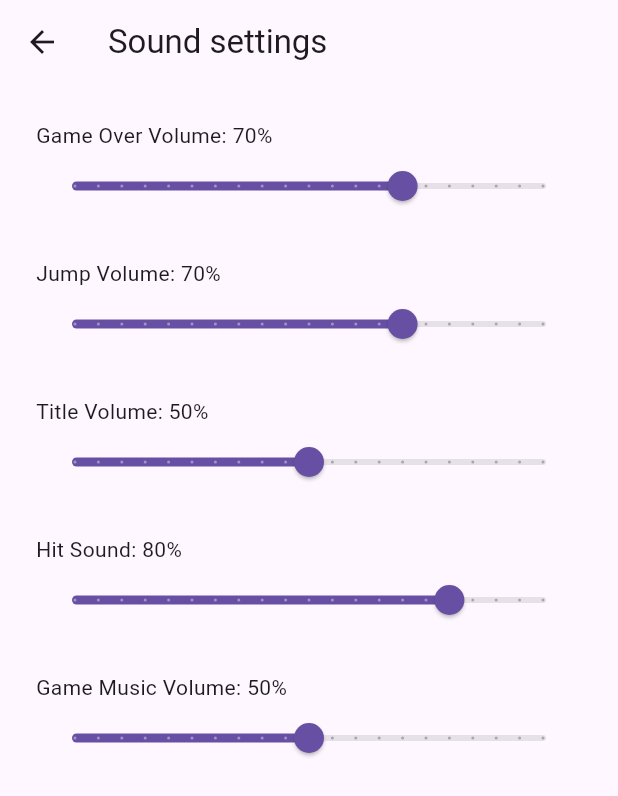
After one commit to kn-dev-code/CSC-4330-DynoRunner, a Flutter app: the screen it shows after launch, after a tap on "Sound settings", on a phone screen of 412 x 824 dp. The commit adds this screen. Shown: the top 796 px of the screen. Run offline on Flutter 3.47's test engine with Material 3 defaults, Android fonts, the phone set to English and light mode, and no system bars; our stand-ins replace shared_preferences; missing offline and left inert: flame, flame_audio; network calls fail.

Commit message:
added sound effects/music, updated sound settings

```diff
--- a/lib/game/components/player.dart
+++ b/lib/game/components/player.dart
@@ -39,6 +39,7 @@ class Player extends CollidableSprite with HasGameReference<DynoGame> {
 
     _velocityY = GameConfig.jumpVelocity;
     onGround = false;
+    game.onJump?.call();
     unawaited(_setPose(GameSprite.dinoJump));
   }
 
@@ -87,6 +88,7 @@ class Player extends CollidableSprite with HasGameReference<DynoGame> {
   ) {
     super.onCollisionStart(intersectionPoints, other);
     if (other is CollidableSprite && !other.artwork.isPlayer) {
+      game.onHit?.call();
       game.endRun();
     }
   }
--- a/lib/main.dart
+++ b/lib/main.dart
@@ -1,10 +1,19 @@
+import 'dart:async';
+
 import 'package:flame/game.dart';
 import 'package:flutter/material.dart';
 
 import 'game/dyno_game.dart';
 import 'overlays/overlays.dart';
+import 'services/game_audio.dart';
+import 'services/sound_settings.dart';
 
-void main() {
+final routeObserver = RouteObserver<ModalRoute<dynamic>>();
+
+Future<void> main() async {
+  WidgetsFlutterBinding.ensureInitialized();
+  await SoundSettings.instance.load();
+  await GameAudio.initialize();
   runApp(const DynoRunnerApp());
 }
 
@@ -23,19 +32,67 @@ class DynoRunnerApp extends StatelessWidget {
         '/': (_) => const TitleScreen(),
         '/game': (_) => const GameScreen(),
         '/leaderboard': (_) => const LeaderboardScreen(),
+        '/sound-settings': (_) => const SoundSettingsScreen(),
       },
+      navigatorObservers: [routeObserver],
       initialRoute: '/',
     );
   }
 }
 
-class TitleScreen extends StatelessWidget {
+class TitleScreen extends StatefulWidget {
   const TitleScreen({super.key});
+
+  @override
+  State<TitleScreen> createState() => _TitleScreenState();
+}
+
+class _TitleScreenState extends State<TitleScreen> with RouteAware {
+  ModalRoute<dynamic>? _route;
+
+  @override
+  void initState() {
+    super.initState();
+    unawaited(GameAudio.playTitleMusic());
+  }
+
+  @override
+  void didChangeDependencies() {
+    super.didChangeDependencies();
+    final route = ModalRoute.of(context);
+    if (route != null && route != _route) {
+      if (_route != null) {
+        routeObserver.unsubscribe(this);
+      }
+      _route = route;
+      routeObserver.subscribe(this, route);
+    }
+  }
+
+  @override
+  void didPushNext() {
+    unawaited(GameAudio.stopTitleMusic());
+  }
+
+  @override
+  void didPopNext() {
+    unawaited(GameAudio.playTitleMusic());
+  }
+
+  @override
+  void dispose() {
+    routeObserver.unsubscribe(this);
+    unawaited(GameAudio.stopBackgroundMusic());
+    super.dispose();
+  }
 
   @override
   Widget build(BuildContext context) {
     return Scaffold(
-      body: DecoratedBox(
+      body: GestureDetector(
+        behavior: HitTestBehavior.opaque,
+        onTapDown: (_) => unawaited(GameAudio.playTitleMusic()),
+        child: DecoratedBox(
           decoration: const BoxDecoration(
             gradient: LinearGradient(
               begin: Alignment.topCenter,
@@ -52,7 +109,17 @@ class TitleScreen extends StatelessWidget {
                   mainAxisSize: MainAxisSize.min,
                   crossAxisAlignment: CrossAxisAlignment.stretch,
                   children: [
-                  const Icon(Icons.directions_run, size: 72, color: Colors.white),
+                    const Icon(
+                      Icons.directions_run,
+                      size: 72,
+                      color: Colors.white,
+                    ),
+                    const SizedBox(height: 16),
+                    const Text(
+                      'Tap anywhere to enable music',
+                      textAlign: TextAlign.center,
+                      style: TextStyle(color: Colors.white70),
+                    ),
                     const SizedBox(height: 16),
                     const Text(
                       'DYNO RUN',
@@ -66,7 +133,10 @@ class TitleScreen extends StatelessWidget {
                     ),
                     const SizedBox(height: 40),
                     FilledButton.icon(
-                    onPressed: () => Navigator.of(context).pushNamed('/game'),
+                      onPressed: () {
+                        unawaited(GameAudio.playGameMusic());
+                        Navigator.of(context).pushNamed('/game');
+                      },
                       icon: const Icon(Icons.play_arrow),
                       label: const Text('Start game'),
                     ),
@@ -82,11 +152,13 @@ class TitleScreen extends StatelessWidget {
                     ),
                     const SizedBox(height: 12),
                     OutlinedButton.icon(
-                    onPressed: null,
+                      onPressed: () =>
+                          Navigator.of(context).pushNamed('/sound-settings'),
                       icon: const Icon(Icons.volume_up),
                       label: const Text('Sound settings'),
                     ),
                   ],
+                ),
               ),
             ),
           ),
@@ -106,7 +178,13 @@ class GameScreen extends StatelessWidget {
         title: const Text('Dyno Run'),
       ),
       body: GameWidget<DynoGame>.controlled(
-        gameFactory: () => DynoGame(startImmediately: true),
+        gameFactory: () => DynoGame(
+          startImmediately: true,
+          onRunStarted: () => unawaited(GameAudio.playGameMusic()),
+          onRunEnded: () => unawaited(GameAudio.playGameOver()),
+          onJump: () => unawaited(GameAudio.playJump()),
+          onHit: () => unawaited(GameAudio.playHit()),
+        ),
         overlayBuilderMap: {
           'hud': (context, game) => HudOverlay(game: game),
           'gameOver': (context, game) => GameOverOverlay(game: game),
--- a/lib/overlays/game_over_overlay.dart
+++ b/lib/overlays/game_over_overlay.dart
@@ -1,6 +1,9 @@
+import 'dart:async';
+
 import 'package:flutter/material.dart';
 
 import '../game/dyno_game.dart';
+import '../services/game_audio.dart';
 import '../services/leaderboard_service.dart';
 
 class GameOverOverlay extends StatefulWidget {
@@ -116,7 +119,10 @@ class _GameOverOverlayState extends State<GameOverOverlay> {
                 ),
                 const SizedBox(height: 8),
                 OutlinedButton.icon(
-                  onPressed: widget.game.startRun,
+                  onPressed: () {
+                    unawaited(GameAudio.playGameMusic());
+                    widget.game.startRun();
+                  },
                   icon: const Icon(Icons.replay),
                   label: const Text('Replay'),
                 ),
--- a/lib/overlays/overlays.dart
+++ b/lib/overlays/overlays.dart
@@ -1,3 +1,4 @@
 export 'game_over_overlay.dart';
 export 'hud_overlay.dart';
 export 'leaderboard_screen.dart';
+export 'sound_settings_screen.dart';
--- /dev/null
+++ b/lib/overlays/sound_settings_screen.dart
@@ -0,0 +1,80 @@
+import 'package:flutter/material.dart';
+
+import '../services/sound_settings.dart';
+
+class SoundSettingsScreen extends StatelessWidget {
+  const SoundSettingsScreen({super.key});
+
+  @override
+  Widget build(BuildContext context) {
+    final settings = SoundSettings.instance;
+    return Scaffold(
+      appBar: AppBar(title: const Text('Sound settings')),
+      body: AnimatedBuilder(
+        animation: settings,
+        builder: (context, _) => ListView(
+          padding: const EdgeInsets.all(24),
+          children: [
+            _VolumeSlider(
+              label: 'Game Over Volume',
+              value: settings.gameOverVolume,
+              onChanged: settings.setGameOverVolume,
+            ),
+            _VolumeSlider(
+              label: 'Jump Volume',
+              value: settings.jumpVolume,
+              onChanged: settings.setJumpVolume,
+            ),
+            _VolumeSlider(
+              label: 'Title Volume',
+              value: settings.titleVolume,
+              onChanged: settings.setTitleVolume,
+            ),
+            _VolumeSlider(
+              label: 'Hit Sound',
+              value: settings.hitVolume,
+              onChanged: settings.setHitVolume,
+            ),
+            _VolumeSlider(
+              label: 'Game Music Volume',
+              value: settings.gameMusicVolume,
+              onChanged: settings.setGameMusicVolume,
+            ),
+          ],
+        ),
+      ),
+    );
+  }
+}
+
+class _VolumeSlider extends StatelessWidget {
+  const _VolumeSlider({
+    required this.label,
+    required this.value,
+    required this.onChanged,
+  });
+
+  final String label;
+  final double value;
+  final ValueChanged<double> onChanged;
+
+  @override
+  Widget build(BuildContext context) {
+    final percent = (value * 100).round();
+    return Padding(
+      padding: const EdgeInsets.only(bottom: 24),
+      child: Column(
+        crossAxisAlignment: CrossAxisAlignment.start,
+        children: [
+          Text('$label: $percent%'),
+          Slider(
+            value: value,
+            divisions: 20,
+            label: '$percent%',
+            onChanged: onChanged,
+          ),
+        ],
+      ),
+    );
+  }
+}
--- /dev/null
+++ b/lib/services/game_audio.dart
@@ -0,0 +1,104 @@
+import 'dart:async';
+
+import 'package:flame_audio/flame_audio.dart';
+
+import 'sound_settings.dart';
+
+/// Coordinates looping music and one-shot game sound effects.
+///
+/// Music uses a dedicated [AudioPlayer] rather than Flame's queued BGM helper
+/// so it begins directly from the user's Start/Replay interaction.
+class GameAudio {
+  GameAudio._();
+
+  static AudioPlayer? _backgroundPlayer;
+  static AudioPlayer? _jumpPlayer;
+  static String? _backgroundFile;
+  static bool _enabled = false;
+
+  /// Enables device audio after the application binding has been initialized.
+  static Future<void> initialize() async {
+    _enabled = true;
+  }
+
+  static Future<void> playTitleMusic() => _enabled
+      ? _playBackground('title.mp3', SoundSettings.instance.titleVolume)
+      : Future.value();
+
+  static Future<void> playGameMusic() => _enabled
+      ? _playBackground('theme.mp3', SoundSettings.instance.gameMusicVolume)
+      : Future.value();
+
+  static Future<void> stopBackgroundMusic() async {
+    if (!_enabled) {
+      return;
+    }
+    _backgroundFile = null;
+    final player = _backgroundPlayer;
+    _backgroundPlayer = null;
+    if (player == null) {
+      return;
+    }
+    await player.stop();
+    await player.dispose();
+  }
+
+  static Future<void> stopTitleMusic() {
+    if (_backgroundFile != 'title.mp3') {
+      return Future.value();
+    }
+    return stopBackgroundMusic();
+  }
+
+  static Future<void> playJump() {
+    if (!_enabled) {
+      return Future.value();
+    }
+    final player = _jumpPlayer ??= AudioPlayer()
+      ..audioCache = FlameAudio.audioCache;
+    unawaited(player.setReleaseMode(ReleaseMode.stop));
+    return player.play(
+      AssetSource('jump.mp3'),
+      volume: SoundSettings.instance.jumpVolume,
+    );
+  }
+
+  static Future<void> playHit() {
+    if (!_enabled) {
+      return Future.value();
+    }
+    unawaited(stopBackgroundMusic());
+    return _playEffect('hit.mp3', SoundSettings.instance.hitVolume);
+  }
+
+  static Future<void> playGameOver() {
+    if (!_enabled) {
+      return Future.value();
+    }
+    unawaited(stopBackgroundMusic());
+    return _playEffect('gameover.mp3', SoundSettings.instance.gameOverVolume);
+  }
+
+  static Future<void> _playBackground(String fileName, double volume) {
+    if (_backgroundFile == fileName && _backgroundPlayer != null) {
+      final player = _backgroundPlayer!;
+      unawaited(player.setReleaseMode(ReleaseMode.loop));
+      return player.play(AssetSource(fileName), volume: volume);
+    }
+
+    unawaited(stopBackgroundMusic());
+    final player = AudioPlayer()..audioCache = FlameAudio.audioCache;
+    _backgroundFile = fileName;
+    _backgroundPlayer = player;
+    unawaited(player.setReleaseMode(ReleaseMode.loop));
+    return player.play(AssetSource(fileName), volume: volume);
+  }
+
+  static Future<void> _playEffect(String fileName, double volume) async {
+    try {
+      await FlameAudio.play(fileName, volume: volume);
+    } catch (_) {
+      // Audio should never prevent gameplay if a platform audio backend fails.
+    }
+  }
+}
--- a/lib/services/services.dart
+++ b/lib/services/services.dart
@@ -3,3 +3,5 @@ library;
 
 export 'leaderboard_entry.dart';
 export 'leaderboard_service.dart';
+export 'game_audio.dart';
+export 'sound_settings.dart';
--- /dev/null
+++ b/lib/services/sound_settings.dart
@@ -0,0 +1,60 @@
+import 'dart:async';
+
+import 'package:flutter/foundation.dart';
+import 'package:shared_preferences/shared_preferences.dart';
+
+/// Stores the independently adjustable volumes for all game audio.
+class SoundSettings extends ChangeNotifier {
+  SoundSettings._();
+
+  static final instance = SoundSettings._();
+
+  static const _gameOverKey = 'gameOverVolume';
+  static const _jumpKey = 'jumpVolume';
+  static const _titleKey = 'titleVolume';
+  static const _hitKey = 'hitVolume';
+  static const _gameMusicKey = 'gameMusicVolume';
+
+  double gameOverVolume = 0.7;
+  double jumpVolume = 0.7;
+  double titleVolume = 0.5;
+  double hitVolume = 0.8;
+  double gameMusicVolume = 0.5;
+
+  Future<void> load() async {
+    final preferences = await SharedPreferences.getInstance();
+    gameOverVolume = preferences.getDouble(_gameOverKey) ?? gameOverVolume;
+    jumpVolume = preferences.getDouble(_jumpKey) ?? jumpVolume;
+    titleVolume = preferences.getDouble(_titleKey) ?? titleVolume;
+    hitVolume = preferences.getDouble(_hitKey) ?? hitVolume;
+    gameMusicVolume = preferences.getDouble(_gameMusicKey) ?? gameMusicVolume;
+    notifyListeners();
+  }
+
+  void setGameOverVolume(double value) =>
+      _set(_gameOverKey, value, (volume) => gameOverVolume = volume);
+
+  void setJumpVolume(double value) =>
+      _set(_jumpKey, value, (volume) => jumpVolume = volume);
+
+  void setTitleVolume(double value) =>
+      _set(_titleKey, value, (volume) => titleVolume = volume);
+
+  void setHitVolume(double value) =>
+      _set(_hitKey, value, (volume) => hitVolume = volume);
+
+  void setGameMusicVolume(double value) =>
+      _set(_gameMusicKey, value, (volume) => gameMusicVolume = volume);
+
+  void _set(String key, double value, void Function(double) assign) {
+    final volume = value.clamp(0.0, 1.0).toDouble();
+    assign(volume);
+    notifyListeners();
+    unawaited(_save(key, volume));
+  }
+
+  Future<void> _save(String key, double value) async {
+    final preferences = await SharedPreferences.getInstance();
+    await preferences.setDouble(key, value);
+  }
+}
--- a/pubspec.yaml
+++ b/pubspec.yaml
@@ -63,6 +63,7 @@ flutter:
 
   assets:
     - assets/images/
+    - assets/audio/
 
   # To add assets to your application, add an assets section, like this:
   # assets:
```
Also changed, not shown: lib/game/components/map_generator.dart (+14 -0 lines), lib/game/dyno_game.dart (+24 -2 lines), 6 other files. Lines whose indentation alone changed are shown as unchanged.
